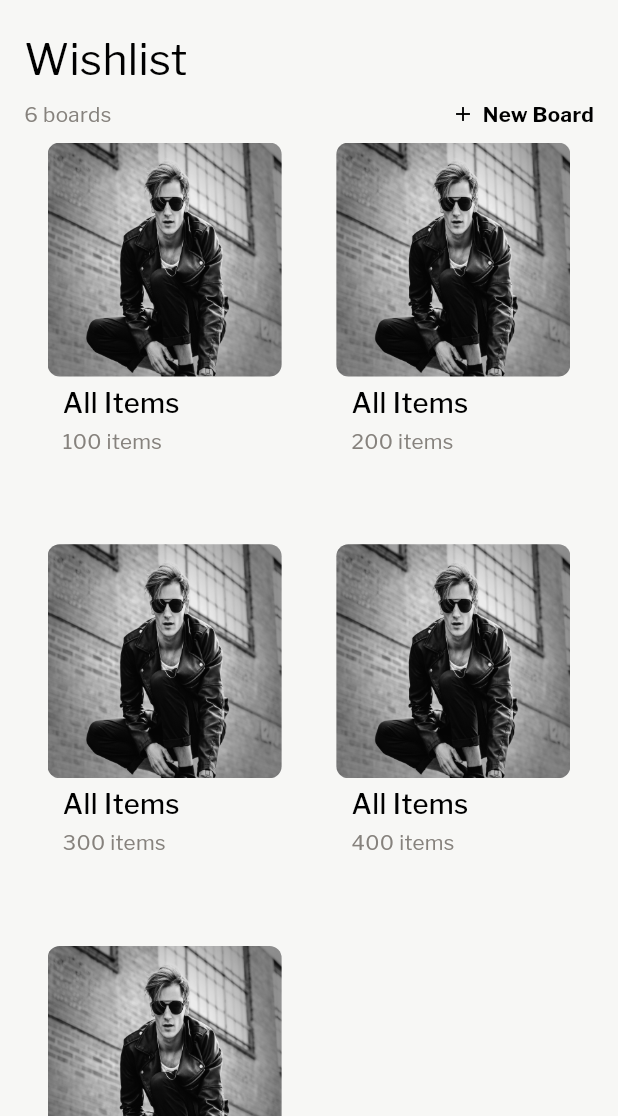
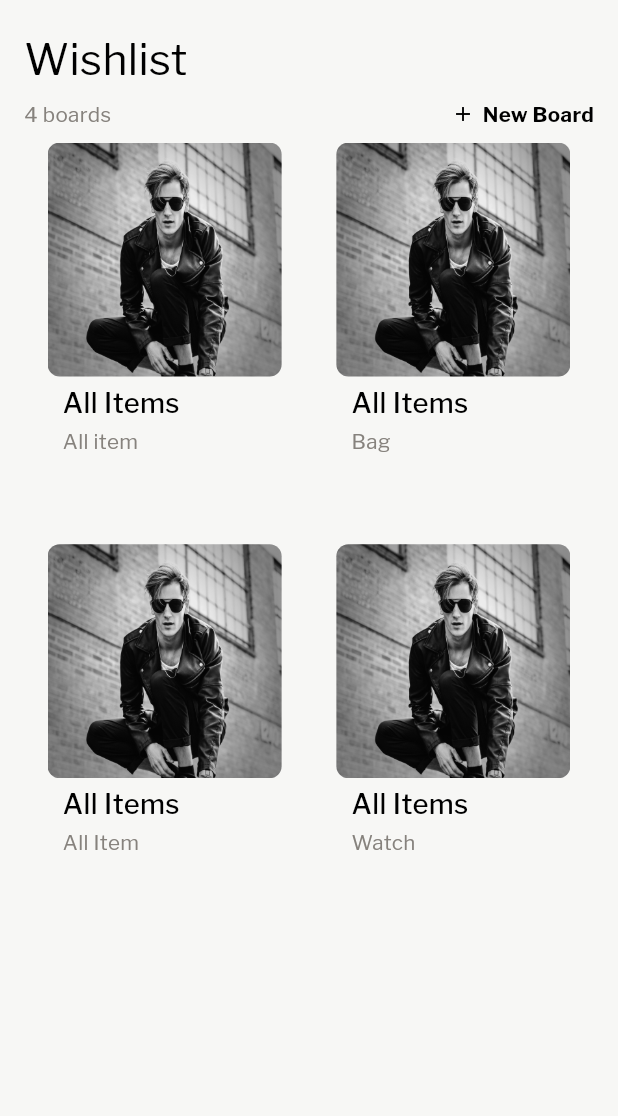
Before and after one commit to LaFetch2026/Lf_Application_Production, a Flutter app: the WishlistScreen screen opened directly, on a phone screen of 412 x 824 dp, the part 120-1236 px from its top. Run offline on Flutter 3.47's test engine with Material 2 defaults, Android fonts, the phone set to English and light mode, and no system bars; our stand-ins replace dropdown_button2, flutter_otp_text_field, flutter_rating_bar, flutter_screenutil, get, getwidget and 3 more; accounts and stored records are empty; network calls fail.

```diff
--- a/lib/controller/catalog_controller.dart
+++ b/lib/controller/catalog_controller.dart
@@ -12,9 +12,15 @@ import '../utils/constants.dart';
 
 class CatalogController extends BaseController {
   RxBool isCatalog = false.obs;
-  List catalogList = [].obs;
+  // List catalogList = [].obs;
   RxBool isCategory = false.obs;
   List categoryList = [].obs;
+  final List<Map<String, String>> catalogList = [
+    {'id': '1', "name": 'All item'},
+    {'id': '2', "name": 'Bag'},
+    {'id': '3', "name": 'All Item'},
+    {'id': '4', "name": 'Watch'},
+  ].obs;
 
   getCatalogData() async {
     isCatalog.value = true;
@@ -29,7 +35,7 @@ class CatalogController extends BaseController {
       var responseData = json.decode(response.body);
       if (response.statusCode == 200) {
         if (responseData != null) {
-          catalogList = responseData;
+          //  catalogList = responseData;
         }
       } else if (response.statusCode == 500) {
         getSnackBar("Server Error");
--- a/lib/controller/wishlist_controller.dart
+++ b/lib/controller/wishlist_controller.dart
@@ -10,13 +10,19 @@ import 'package:http/http.dart' as http;
 import 'package:lafetch/commonwidget/common_widgets.dart';
 import '../utils/constants.dart';
 
-class ProductController extends BaseController {
+class WishlistController extends BaseController {
   RxBool isWishlist = false.obs;
   RxBool isDetails = false.obs;
   dynamic wishlistDetails = "".obs;
-  List wishlistList = [].obs;
+  // List wishlistList = [].obs;
+  final List<Map<String, String>> wishlistList = [
+    {'id': '1', "name": 'All item'},
+    {'id': '2', "name": 'Bag'},
+    {'id': '3', "name": 'All Item'},
+    {'id': '4', "name": 'Watch'},
+  ].obs;
 
-  getProductData() async {
+  getWishlistData() async {
     isWishlist.value = true;
     final prefs = await SharedPreferences.getInstance();
     try {
@@ -28,8 +34,8 @@ class ProductController extends BaseController {
           });
       var responseData = json.decode(response.body);
       if (response.statusCode == 200) {
-        if (responseData != null) {
-          wishlistList = responseData;
+        if (responseData["data"] != null) {
+          // wishlistList = responseData["data"];
         }
       } else if (response.statusCode == 500) {
         getSnackBar("Server Error");
@@ -49,7 +55,7 @@ class ProductController extends BaseController {
     isWishlist.value = false;
   }
 
-  getProductDetails(int wishlistId) async {
+  getWishlistDetails(int wishlistId) async {
     isDetails.value = true;
     final prefs = await SharedPreferences.getInstance();
     try {
--- a/lib/screens/catalog/women_catalog.dart
+++ b/lib/screens/catalog/women_catalog.dart
@@ -96,9 +96,9 @@ class WomenCatalogScreenState extends State<WomenCatalogScreen> {
                                                   MainAxisAlignment.start,
                                               children: [
                                                 AppText(
-                                                  text: controller
-                                                          .catalogList[index]
-                                                      ["name"],
+                                                  text: controller.catalogList[
+                                                          index]["name"] ??
+                                                      "",
                                                   color: whiteBorderColor,
                                                   fontSize: 16.sp,
                                                   fontFamily:
--- a/lib/screens/wishlistscreen.dart
+++ b/lib/screens/wishlistscreen.dart
@@ -9,6 +9,7 @@ import 'package:lafetch/screens/searchscreen.dart';
 import 'package:lafetch/screens/wishlist/boardscreen.dart';
 import 'package:lafetch/screens/wishlist/newboardscreen.dart';
 import '../commonwidget/app_text.dart';
+import '../controller/wishlist_controller.dart';
 import '../utils/constants.dart';
 import 'cartscreen.dart';
 import 'catalogscreen.dart';
@@ -21,13 +22,14 @@ class WishlistScreen extends StatefulWidget {
 }
 
 class WishlistScreenState extends State<WishlistScreen> {
-  List<String> items = [
-    "100",
-    "200",
-    "300",
-    "400",
-    "400",
-  ];
+  final wishlistController = Get.put(WishlistController());
+
+  @override
+  void initState() {
+    wishlistController.getWishlistData();
+    super.initState();
+  }
+
   @override
   Widget build(BuildContext context) {
     return Scaffold(
@@ -50,18 +52,23 @@ class WishlistScreenState extends State<WishlistScreen> {
               child: Column(
                 crossAxisAlignment: CrossAxisAlignment.start,
                 children: [
-                  items.isEmpty
+                  Obx(() => wishlistController.isWishlist.value
+                      ? const Padding(
+                          padding: EdgeInsets.all(40.0),
+                          child: Center(child: CircularProgressIndicator()),
+                        )
+                      : wishlistController.wishlistList.isEmpty
                           ? Column(
                               crossAxisAlignment: CrossAxisAlignment.center,
                               children: [
                                 const SizedBox(
-                              height: 100,
+                                  height: 90,
                                 ),
                                 Image.asset(emptyBoxImage,
                                     height: 160, width: 196, fit: BoxFit.cover),
                                 Padding(
                                   padding: const EdgeInsets.only(
-                                  top: 20, left: 16, right: 16),
+                                      top: 40, left: 16, right: 16),
                                   child: AppText(
                                     text: "Your Wishlist is empty",
                                     fontFamily: "Franklin Gothic",
@@ -84,12 +91,15 @@ class WishlistScreenState extends State<WishlistScreen> {
                                     fontSize: 14.sp,
                                   ),
                                 ),
-                            SingleButton(
+                                Padding(
+                                  padding: const EdgeInsets.only(top: 20),
+                                  child: SingleButton(
                                       label: "Continue Shopping",
                                       textColor: btnTextColor,
                                       backgroundColor: whiteTextColor,
                                       onPressed: () {},
-                                borderColor: btnTextColor)
+                                      borderColor: btnTextColor),
+                                )
                               ],
                             )
                           : Column(
@@ -120,7 +130,8 @@ class WishlistScreenState extends State<WishlistScreen> {
                                     child: Row(
                                       children: [
                                         AppText(
-                                      text: "6 boards",
+                                          text:
+                                              "${wishlistController.wishlistList.length} boards",
                                           fontFamily: "Franklin Gothic Regular",
                                           fontWeight: FontWeight.w400,
                                           color: textHintColor,
@@ -137,7 +148,8 @@ class WishlistScreenState extends State<WishlistScreen> {
                                           size: 16,
                                         ),
                                         Padding(
-                                      padding: const EdgeInsets.only(left: 5),
+                                          padding:
+                                              const EdgeInsets.only(left: 5),
                                           child: AppText(
                                             text: "New Board",
                                             color: blackColor,
@@ -163,7 +175,7 @@ class WishlistScreenState extends State<WishlistScreen> {
                                     crossAxisSpacing: 5,
                                     mainAxisSpacing: 0,
                                     children: List.generate(
-                                  items.length,
+                                      wishlistController.wishlistList.length,
                                       (index) {
                                         return GestureDetector(
                                           onTap: () {
@@ -177,31 +189,36 @@ class WishlistScreenState extends State<WishlistScreen> {
                                               children: [
                                                 ClipRRect(
                                                   borderRadius:
-                                                  BorderRadius.circular(8.0),
+                                                      BorderRadius.circular(
+                                                          8.0),
                                                   child: Image.asset(backImage,
                                                       height: 156,
                                                       width: 156,
                                                       fit: BoxFit.cover),
                                                 ),
                                                 Padding(
-                                              padding:
-                                                  const EdgeInsets.symmetric(
+                                                  padding: const EdgeInsets
+                                                          .symmetric(
                                                       horizontal: 10,
                                                       vertical: 5),
                                                   child: AppText(
                                                     text: "All Items",
                                                     color: blackColor,
                                                     fontSize: 16.sp,
-                                                fontFamily: "Franklin Gothic",
+                                                    fontFamily:
+                                                        "Franklin Gothic",
                                                     fontWeight: FontWeight.w500,
                                                   ),
                                                 ),
                                                 Padding(
-                                              padding:
-                                                  const EdgeInsets.symmetric(
+                                                  padding: const EdgeInsets
+                                                          .symmetric(
                                                       horizontal: 10),
                                                   child: AppText(
-                                                text: "${items[index]} items",
+                                                    text: wishlistController
+                                                                .wishlistList[
+                                                            index]["name"] ??
+                                                        "",
                                                     color: textHintColor,
                                                     fontSize: 12.sp,
                                                     fontFamily:
@@ -218,7 +235,7 @@ class WishlistScreenState extends State<WishlistScreen> {
                                   ),
                                 ),
                               ],
-                        )
+                            ))
                 ],
               ),
             ),
```
Also changed, not shown: lib/controller/home_controller.dart (+32 -1 lines), lib/screens/home/women/discountscreen.dart (+16 -16 lines). Lines whose indentation alone changed are shown as unchanged.
